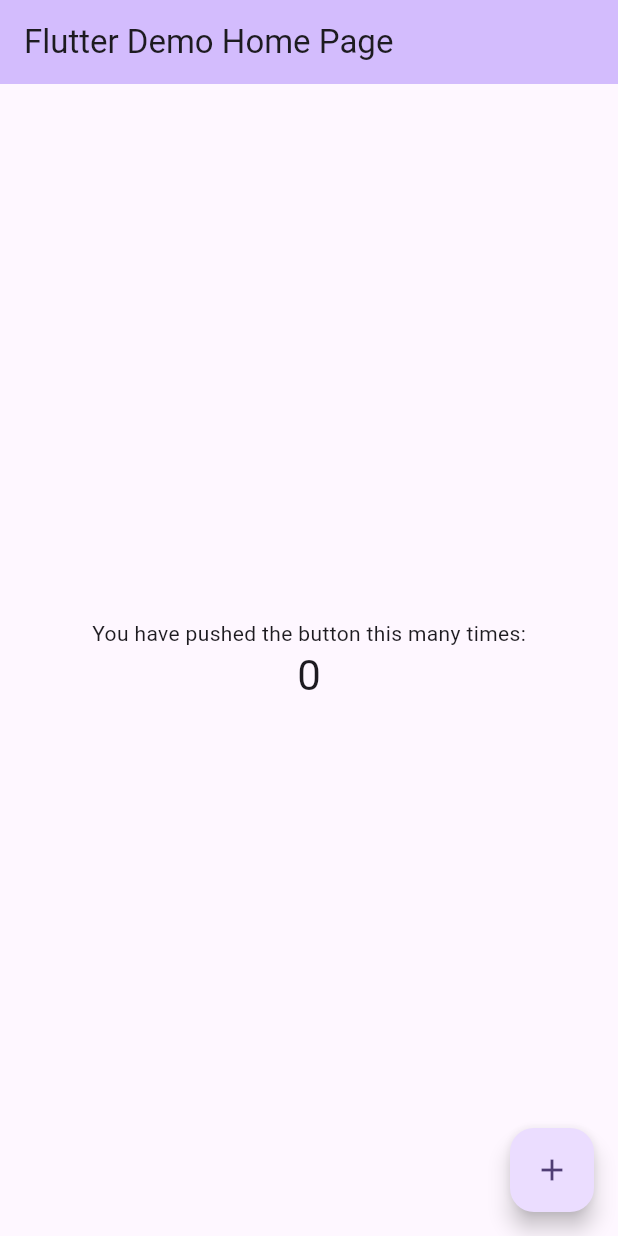
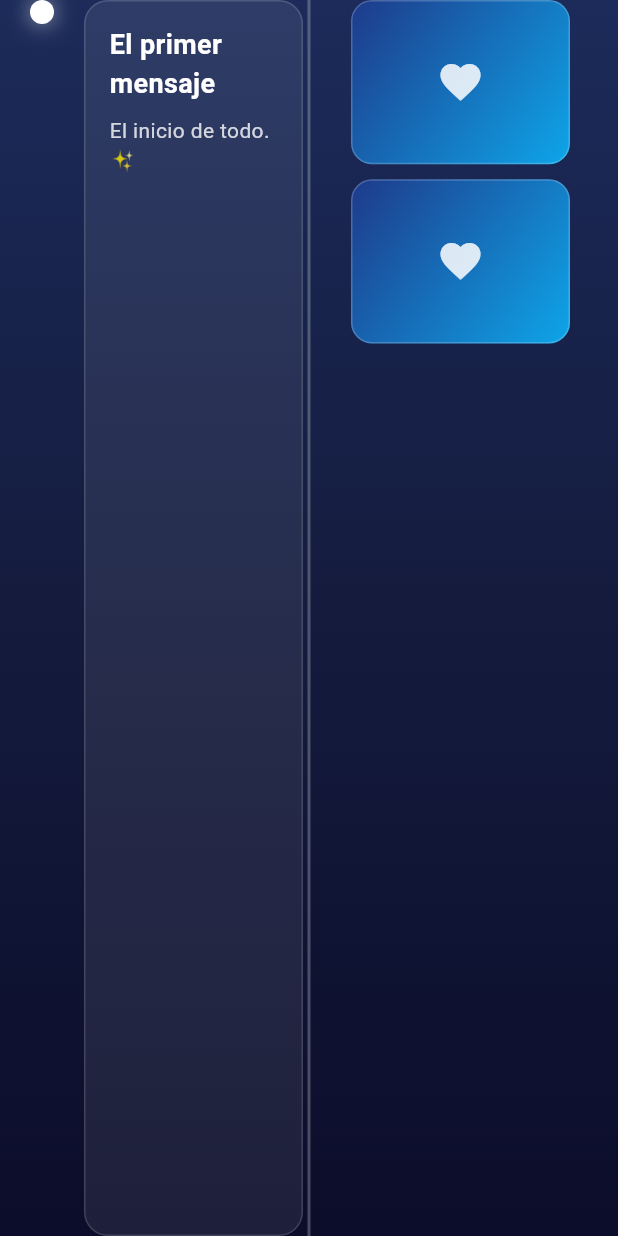
Before and after one commit to josesolMo/timeline-app, a Flutter app: the screen it shows after launch, on a phone screen of 412 x 824 dp. Run offline on Flutter 3.47's test engine with Material 3 defaults, Android fonts, the phone set to English and light mode, and no system bars.

Commit message:
Primera iteracion de la linea de tiempo
- Se crea la pantalla de la linea de tiempo, la cual consisite en varias vistas juntas que se pueden cambiar al scrollear con una animacion de slide
- Se crean titulos y mensajes que se intercalan por cada vista en la linea de tiempo, ademas de placeholders para imagenes a futuro

```diff
--- /dev/null
+++ b/nuestra_historia/lib/app/app.dart
@@ -0,0 +1,17 @@
+import 'package:flutter/material.dart';
+import '../features/timeline/presentation/timeline_page.dart';
+import '../theme/app_theme.dart';
+
+class TimelineApp extends StatelessWidget {
+  const TimelineApp({super.key});
+
+  @override
+  Widget build(BuildContext context) {
+    return MaterialApp(
+      debugShowCheckedModeBanner: false,
+      title: 'Nuestra Historia',
+      theme: AppTheme.light,
+      home: const TimelinePage(),
+    );
+  }
+}
--- /dev/null
+++ b/nuestra_historia/lib/features/timeline/data/timeline_events.dart
@@ -0,0 +1,14 @@
+import '../models/timeline_event.dart';
+
+const timelineEvents = <TimelineEvent>[
+  TimelineEvent('El primer mensaje', 'El inicio de todo. ✨'),
+  TimelineEvent('Nuestra primera llamada', 'Horas que se sintieron minutos.'),
+  TimelineEvent('La primera foto', 'La que guardo como tesoro.'),
+  TimelineEvent('Nuestra primera cita', 'Nervios y sonrisas.'),
+  TimelineEvent('El primer abrazo', 'El lugar al que siempre quiero volver.'),
+  TimelineEvent('Nuestro primer viaje', 'Kilómetros de recuerdos.'),
+  TimelineEvent('La primera sorpresa', 'Tu cara lo dijo todo.'),
+  TimelineEvent('El primer “te amo”', 'Y fue real.'),
+  TimelineEvent('Nuestro aniversario', 'Un año de magia.'),
+  TimelineEvent('Un futuro juntos', 'Seguimos escribiendo nuestra historia.'),
+];
--- /dev/null
+++ b/nuestra_historia/lib/features/timeline/models/timeline_event.dart
@@ -0,0 +1,6 @@
+class TimelineEvent {
+  final String title;
+  final String description;
+
+  const TimelineEvent(this.title, this.description);
+}
--- /dev/null
+++ b/nuestra_historia/lib/features/timeline/presentation/timeline_page.dart
@@ -0,0 +1,52 @@
+import 'package:flutter/material.dart';
+
+import '../data/timeline_events.dart';
+import 'widgets/timeline_item.dart';
+import '../../../widgets/starry_background.dart';
+
+class TimelinePage extends StatelessWidget {
+  const TimelinePage({super.key});
+
+  @override
+  Widget build(BuildContext context) {
+    return Scaffold(
+      body: LayoutBuilder(
+        builder: (context, constraints) {
+          final centerX = constraints.maxWidth / 2;
+          return Stack(
+            children: [
+              const StarryBackground(),
+              SafeArea(
+                child: PageView.builder(
+                  scrollDirection: Axis.vertical,
+                  itemCount: timelineEvents.length,
+                  itemBuilder: (context, index) {
+                    final event = timelineEvents[index];
+                    return Padding(
+                      padding: const EdgeInsets.symmetric(horizontal: 20),
+                      child: TimelineItem(
+                        index: index,
+                        title: event.title,
+                        description: event.description,
+                        imagesOnRight: index.isEven,
+                      ),
+                    );
+                  },
+                ),
+              ),
+              Positioned(
+                left: centerX - 1,
+                top: 0,
+                bottom: 0,
+                child: Container(
+                  width: 2,
+                  color: Colors.white.withOpacity(0.25),
+                ),
+              ),
+            ],
+          );
+        },
+      ),
+    );
+  }
+}
--- /dev/null
+++ b/nuestra_historia/lib/features/timeline/presentation/widgets/timeline_item.dart
@@ -0,0 +1,130 @@
+import 'package:flutter/material.dart';
+
+class TimelineItem extends StatelessWidget {
+  final int index;
+  final String title;
+  final String description;
+  final bool imagesOnRight;
+
+  const TimelineItem({
+    super.key,
+    required this.index,
+    required this.title,
+    required this.description,
+    required this.imagesOnRight,
+  });
+
+  @override
+  Widget build(BuildContext context) {
+    final images = Expanded(
+      child: Padding(
+        padding: const EdgeInsets.symmetric(horizontal: 12),
+        child: Column(
+          crossAxisAlignment: CrossAxisAlignment.stretch,
+          children: const [
+            _ImagePlaceholder(),
+            SizedBox(height: 10),
+            _ImagePlaceholder(),
+          ],
+        ),
+      ),
+    );
+
+    final message = Expanded(
+      child: Padding(
+        padding: const EdgeInsets.symmetric(horizontal: 12),
+        child: Container(
+          padding: const EdgeInsets.all(16),
+          decoration: BoxDecoration(
+            color: Colors.white.withOpacity(0.08),
+            borderRadius: BorderRadius.circular(16),
+            border: Border.all(color: Colors.white.withOpacity(0.15)),
+          ),
+          child: Column(
+            crossAxisAlignment: CrossAxisAlignment.start,
+            children: [
+              Text(
+                title,
+                style: const TextStyle(
+                  color: Colors.white,
+                  fontSize: 18,
+                  fontWeight: FontWeight.w600,
+                ),
+              ),
+              const SizedBox(height: 8),
+              Text(
+                description,
+                style: TextStyle(
+                  color: Colors.white.withOpacity(0.8),
+                  fontSize: 14,
+                ),
+              ),
+            ],
+          ),
+        ),
+      ),
+    );
+
+    return Row(
+      mainAxisAlignment: MainAxisAlignment.center,
+      crossAxisAlignment: CrossAxisAlignment.start,
+      children: [
+        if (!imagesOnRight) images,
+        if (!imagesOnRight) const SizedBox(width: 8),
+        Column(
+          children: [
+            Container(
+              width: 16,
+              height: 16,
+              decoration: BoxDecoration(
+                shape: BoxShape.circle,
+                color: Colors.white,
+                boxShadow: [
+                  BoxShadow(
+                    color: Colors.white.withOpacity(0.6),
+                    blurRadius: 12,
+                  ),
+                ],
+              ),
+            ),
+            const SizedBox(height: 86),
+          ],
+        ),
+        if (imagesOnRight) const SizedBox(width: 8),
+        if (!imagesOnRight) message,
+        if (imagesOnRight) message,
+        if (imagesOnRight) const SizedBox(width: 8),
+        if (imagesOnRight) images,
+      ],
+    );
+  }
+}
+
+class _ImagePlaceholder extends StatelessWidget {
+  const _ImagePlaceholder();
+
+  @override
+  Widget build(BuildContext context) {
+    return AspectRatio(
+      aspectRatio: 4 / 3,
+      child: Container(
+        decoration: BoxDecoration(
+          borderRadius: BorderRadius.circular(14),
+          gradient: const LinearGradient(
+            colors: [Color(0xFF1E3A8A), Color(0xFF0EA5E9)],
+            begin: Alignment.topLeft,
+            end: Alignment.bottomRight,
+          ),
+          border: Border.all(color: Colors.white.withOpacity(0.2)),
+        ),
+        child: Center(
+          child: Icon(
+            Icons.favorite,
+            color: Colors.white.withOpacity(0.85),
+            size: 32,
+          ),
+        ),
+      ),
+    );
+  }
+}
--- a/nuestra_historia/lib/main.dart
+++ b/nuestra_historia/lib/main.dart
@@ -1,122 +1,6 @@
 import 'package:flutter/material.dart';
+import 'app/app.dart';
 
 void main() {
-  runApp(const MyApp());
+  runApp(const TimelineApp());
 }
-
-class MyApp extends StatelessWidget {
-  const MyApp({super.key});
-
-  // This widget is the root of your application.
-  @override
-  Widget build(BuildContext context) {
-    return MaterialApp(
-      title: 'Flutter Demo',
-      theme: ThemeData(
-        // This is the theme of your application.
-        //
-        // TRY THIS: Try running your application with "flutter run". You'll see
-        // the application has a purple toolbar. Then, without quitting the app,
-        // try changing the seedColor in the colorScheme below to Colors.green
-        // and then invoke "hot reload" (save your changes or press the "hot
-        // reload" button in a Flutter-supported IDE, or press "r" if you used
-        // the command line to start the app).
-        //
-        // Notice that the counter didn't reset back to zero; the application
-        // state is not lost during the reload. To reset the state, use hot
-        // restart instead.
-        //
-        // This works for code too, not just values: Most code changes can be
-        // tested with just a hot reload.
-        colorScheme: .fromSeed(seedColor: Colors.deepPurple),
-      ),
-      home: const MyHomePage(title: 'Flutter Demo Home Page'),
-    );
-  }
-}
-
-class MyHomePage extends StatefulWidget {
-  const MyHomePage({super.key, required this.title});
-
-  // This widget is the home page of your application. It is stateful, meaning
-  // that it has a State object (defined below) that contains fields that affect
-  // how it looks.
-
-  // This class is the configuration for the state. It holds the values (in this
-  // case the title) provided by the parent (in this case the App widget) and
-  // used by the build method of the State. Fields in a Widget subclass are
-  // always marked "final".
-
-  final String title;
-
-  @override
-  State<MyHomePage> createState() => _MyHomePageState();
-}
-
-class _MyHomePageState extends State<MyHomePage> {
-  int _counter = 0;
-
-  void _incrementCounter() {
-    setState(() {
-      // This call to setState tells the Flutter framework that something has
-      // changed in this State, which causes it to rerun the build method below
-      // so that the display can reflect the updated values. If we changed
-      // _counter without calling setState(), then the build method would not be
-      // called again, and so nothing would appear to happen.
-      _counter++;
-    });
-  }
-
-  @override
-  Widget build(BuildContext context) {
-    // This method is rerun every time setState is called, for instance as done
-    // by the _incrementCounter method above.
-    //
-    // The Flutter framework has been optimized to make rerunning build methods
-    // fast, so that you can just rebuild anything that needs updating rather
-    // than having to individually change instances of widgets.
-    return Scaffold(
-      appBar: AppBar(
-        // TRY THIS: Try changing the color here to a specific color (to
-        // Colors.amber, perhaps?) and trigger a hot reload to see the AppBar
-        // change color while the other colors stay the same.
-        backgroundColor: Theme.of(context).colorScheme.inversePrimary,
-        // Here we take the value from the MyHomePage object that was created by
-        // the App.build method, and use it to set our appbar title.
-        title: Text(widget.title),
-      ),
-      body: Center(
-        // Center is a layout widget. It takes a single child and positions it
-        // in the middle of the parent.
-        child: Column(
-          // Column is also a layout widget. It takes a list of children and
-          // arranges them vertically. By default, it sizes itself to fit its
-          // children horizontally, and tries to be as tall as its parent.
-          //
-          // Column has various properties to control how it sizes itself and
-          // how it positions its children. Here we use mainAxisAlignment to
-          // center the children vertically; the main axis here is the vertical
-          // axis because Columns are vertical (the cross axis would be
-          // horizontal).
-          //
-          // TRY THIS: Invoke "debug painting" (choose the "Toggle Debug Paint"
-          // action in the IDE, or press "p" in the console), to see the
-          // wireframe for each widget.
-          mainAxisAlignment: .center,
-          children: [
-            const Text('You have pushed the button this many times:'),
-            Text(
-              '$_counter',
-              style: Theme.of(context).textTheme.headlineMedium,
-            ),
-          ],
-        ),
-      ),
-      floatingActionButton: FloatingActionButton(
-        onPressed: _incrementCounter,
-        tooltip: 'Increment',
-        child: const Icon(Icons.add),
-      ),
-    );
-  }
-}
--- /dev/null
+++ b/nuestra_historia/lib/theme/app_theme.dart
@@ -0,0 +1,8 @@
+import 'package:flutter/material.dart';
+
+class AppTheme {
+  static final ThemeData light = ThemeData(
+    colorScheme: ColorScheme.fromSeed(seedColor: const Color(0xFF8BC6FF)),
+    useMaterial3: true,
+  );
+}
--- /dev/null
+++ b/nuestra_historia/lib/widgets/starry_background.dart
@@ -0,0 +1,60 @@
+import 'package:flutter/material.dart';
+
+class StarryBackground extends StatelessWidget {
+  const StarryBackground({super.key});
+
+  static const _stars = <Offset>[
+    Offset(0.1, 0.2),
+    Offset(0.2, 0.7),
+    Offset(0.3, 0.4),
+    Offset(0.4, 0.15),
+    Offset(0.5, 0.6),
+    Offset(0.6, 0.3),
+    Offset(0.7, 0.8),
+    Offset(0.8, 0.25),
+    Offset(0.9, 0.5),
+    Offset(0.15, 0.85),
+    Offset(0.35, 0.65),
+    Offset(0.55, 0.1),
+    Offset(0.75, 0.45),
+    Offset(0.85, 0.75),
+  ];
+
+  @override
+  Widget build(BuildContext context) {
+    return CustomPaint(
+      painter: _StarryPainter(_stars),
+      child: Container(
+        decoration: const BoxDecoration(
+          gradient: LinearGradient(
+            begin: Alignment.bottomCenter,
+            end: Alignment.topCenter,
+            colors: [
+              Color(0xFF0B0D2A),
+              Color(0xFF141B3D),
+              Color(0xFF1C2B5A),
+            ],
+          ),
+        ),
+      ),
+    );
+  }
+}
+
+class _StarryPainter extends CustomPainter {
+  final List<Offset> stars;
+
+  _StarryPainter(this.stars);
+
+  @override
+  void paint(Canvas canvas, Size size) {
+    final paint = Paint()..color = Colors.white.withOpacity(0.8);
+    for (final star in stars) {
+      final position = Offset(star.dx * size.width, star.dy * size.height);
+      canvas.drawCircle(position, 1.6, paint);
+    }
+  }
+
+  @override
+  bool shouldRepaint(covariant CustomPainter oldDelegate) => false;
+}
```
Also changed, not shown: nuestra_historia/pubspec.yaml (+4 -3 lines), 1 other file.
